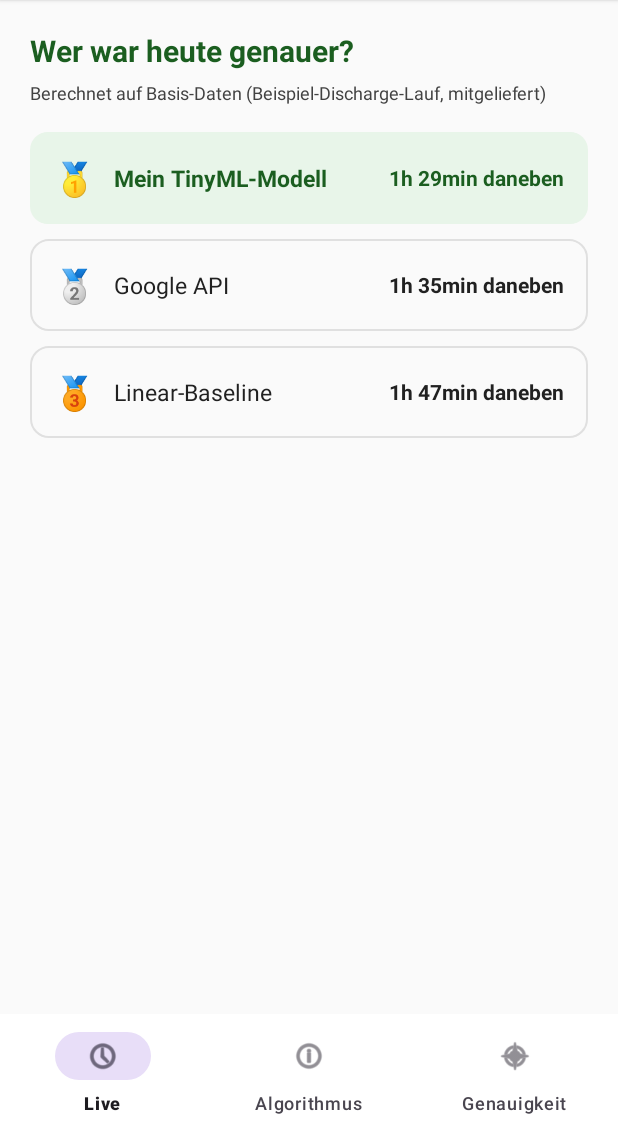
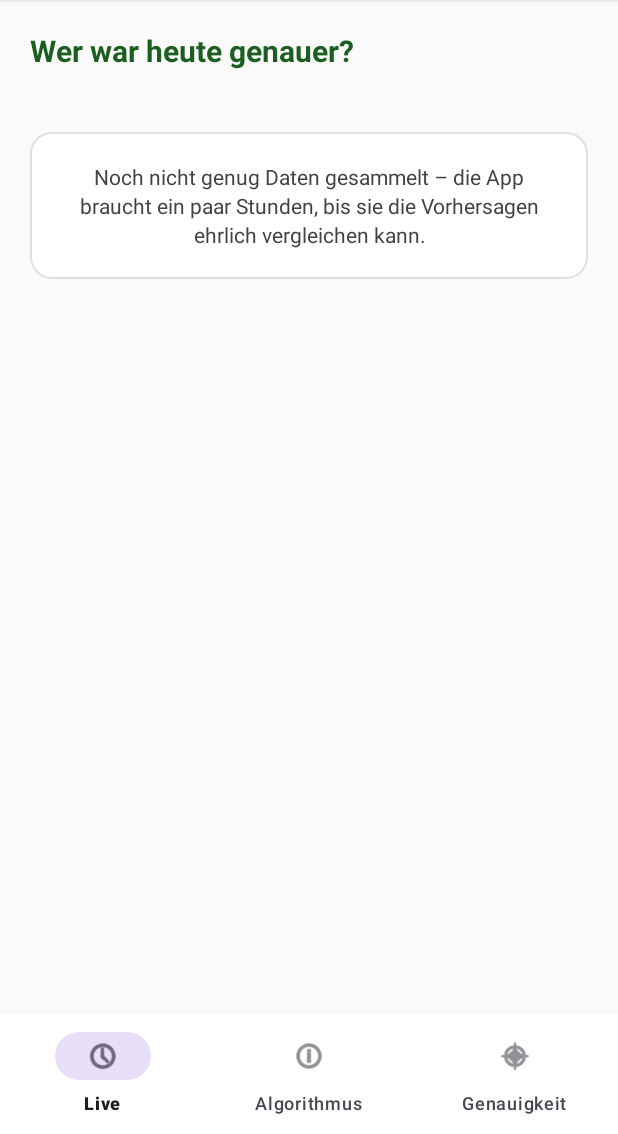
Before and after one commit to Keno-fsdf/HandyUsageRepo, an Android app: the fragment AccuracyFragment placed in its activity, on a phone screen of 412 x 824 dp, the part 102-1236 px from its top. Run offline under Robolectric (Android 15) with nearby library versions, the phone set to English and light mode, and no system bars.

Commit message:
Accuracy tab: hit rate + 10%-threshold gate, plus plain doc hints
App-side:
- AccuracyComputer adds per-method hit rate (share of predictions
  within max(actualMin * 0.25, 60min) tolerance).
- If the own-model MAE exceeds 10% of the discharge duration
  (min 60min absolute), the computer returns null so the existing
  "Noch nicht genug Daten gesammelt" empty-state shows instead
  of a weak ranking with ugly ">10h daneben" cap rows.
- AccuracyFragment shows the hit rate as the main number per row,
  no second-line MAE clutter. Sort and winner now driven by hit
  rate (tie-break: lower MAE).
- Subtitle slimmed to discharge duration only.

Doc-side (plain meta hint, no metric details):
- 0.5 Zielsetzung: appends "sobald genug Daten gesammelt sind".
- Module table: AccuracyComputer description "MAE" -> "3-Wege-
  Vergleich".
- Bedienungsanleitung accuracy screenshot caption rewritten:
  drops the stale ">10h daneben" wording, adds "Die Anzeige
  erscheint, sobald genug Daten gesammelt wurden."
- Bedienungsanleitung accuracy tab paragraph: appends
  "Erscheint, sobald genug Daten gesammelt wurden."
- Wochenlogbuch W5: "MAE" -> "3-Wege-Vergleich".

Pipeline-side MAE references (training plot, W3 first-training
narrative) are unchanged on purpose: MAE is the training metric,
the app UI just doesn't expose it directly anymore.

Co-Authored-By: Claude <noreply@anthropic.com>

```diff
--- a/android/app/src/main/java/com/batterypredictor/datacollector/AccuracyComputer.kt
+++ b/android/app/src/main/java/com/batterypredictor/datacollector/AccuracyComputer.kt
@@ -26,6 +26,14 @@ object AccuracyComputer {
         val maeOwnMin: Float,
         val maeGoogleMin: Float,
         val maeLinearMin: Float,
+        /**
+         * Trefferquote pro Methode: Anteil Vorhersagen, die innerhalb
+         * der Toleranz max(actualMin * 0.25, 60min) lagen.
+         * Werte zwischen 0 und 1, NaN falls keine Daten.
+         */
+        val hitRateOwn: Float,
+        val hitRateGoogle: Float,
+        val hitRateLinear: Float,
         /** Welche Methode liegt vorn? "own" | "google" | "linear" */
         val winner: String,
         /** Gesamtdauer des bewerteten Discharge-Laufs in Minuten */
@@ -97,23 +105,32 @@ object AccuracyComputer {
 
         // Discharge-Strecke vor endTs sammeln, fuer jeden Punkt mit own != -1
         // den MAE addieren. Linear/Google: nur wenn auch dort != -1.
-        var nOwn = 0; var sOwn = 0f
-        var nLin = 0; var sLin = 0f
-        var nGoo = 0; var sGoo = 0f
+        // Zusaetzlich pro Methode zaehlen, wie viele Vorhersagen innerhalb
+        // der Toleranz max(actualMin * 0.25, 60min) lagen -> Trefferquote.
+        var nOwn = 0; var sOwn = 0f; var hOwn = 0
+        var nLin = 0; var sLin = 0f; var hLin = 0
+        var nGoo = 0; var sGoo = 0f; var hGoo = 0
         var firstTs = Long.MAX_VALUE
         for (r in rows) {
             if (r.ts >= endTs || r.charging) continue
             val actualMin = ((endTs - r.ts) / 60_000f)
             if (actualMin < 0f) continue
             if (r.ts < firstTs) firstTs = r.ts
+            val tolerance = kotlin.math.max(actualMin * 0.25f, 60f)
             if (r.ownH >= 0f) {
-                sOwn += kotlin.math.abs(r.ownH * 60f - actualMin); nOwn++
+                val err = kotlin.math.abs(r.ownH * 60f - actualMin)
+                sOwn += err; nOwn++
+                if (err <= tolerance) hOwn++
             }
             if (r.linearH >= 0f) {
-                sLin += kotlin.math.abs(r.linearH * 60f - actualMin); nLin++
+                val err = kotlin.math.abs(r.linearH * 60f - actualMin)
+                sLin += err; nLin++
+                if (err <= tolerance) hLin++
             }
             if (r.systemMin >= 0f) {
-                sGoo += kotlin.math.abs(r.systemMin - actualMin); nGoo++
+                val err = kotlin.math.abs(r.systemMin - actualMin)
+                sGoo += err; nGoo++
+                if (err <= tolerance) hGoo++
             }
         }
         if (nOwn < 3) return null
@@ -122,18 +139,39 @@ object AccuracyComputer {
         val maeLin = if (nLin > 0) sLin / nLin else Float.NaN
         val maeGoo = if (nGoo > 0) sGoo / nGoo else Float.NaN
 
-        val candidates = listOf("own" to maeOwn, "google" to maeGoo, "linear" to maeLin)
-            .filter { !it.second.isNaN() }
-        val winner = candidates.minByOrNull { it.second }?.first ?: "own"
+        // Wenn das eigene Modell deutlich danebenliegt (> 10 % der Discharge-
+        // Strecke, mindestens 60 min), zeigen wir lieber den
+        // "Noch-nicht-genug-Daten"-Empty-State statt schwacher Zahlen.
+        val dischargeMinTmp = if (firstTs < Long.MAX_VALUE)
+            (endTs - firstTs) / 60_000f else 0f
+        val acceptThreshold = kotlin.math.max(dischargeMinTmp * 0.10f, 60f)
+        if (maeOwn > acceptThreshold) return null
 
-        val dischargeMin = if (firstTs < Long.MAX_VALUE)
-            (endTs - firstTs) / 60_000f else 0f
+        val hitOwn = hOwn.toFloat() / nOwn
+        val hitLin = if (nLin > 0) hLin.toFloat() / nLin else Float.NaN
+        val hitGoo = if (nGoo > 0) hGoo.toFloat() / nGoo else Float.NaN
+
+        // Winner = hoechste Trefferquote (Tie-Break: niedrigster MAE).
+        val candidates = listOf(
+            Triple("own", hitOwn, maeOwn),
+            Triple("google", hitGoo, maeGoo),
+            Triple("linear", hitLin, maeLin),
+        ).filter { !it.second.isNaN() }
+        val winner = candidates.maxWithOrNull(
+            compareBy<Triple<String, Float, Float>> { it.second }
+                .thenByDescending { it.third }
+        )?.first ?: "own"
+
+        val dischargeMin = dischargeMinTmp
 
         return Score(
             nPoints = nOwn,
             maeOwnMin = maeOwn,
             maeGoogleMin = maeGoo,
             maeLinearMin = maeLin,
+            hitRateOwn = hitOwn,
+            hitRateGoogle = hitGoo,
+            hitRateLinear = hitLin,
             winner = winner,
             dischargeMin = dischargeMin,
         )
--- a/android/app/src/main/java/com/batterypredictor/datacollector/AccuracyFragment.kt
+++ b/android/app/src/main/java/com/batterypredictor/datacollector/AccuracyFragment.kt
@@ -120,25 +120,20 @@ class AccuracyFragment : Fragment() {
             getString(R.string.acc_basis_caption)
         } else {
             val duration = formatDuration(score.dischargeMin)
-            val base = "Basis: ${score.nPoints} Vorhersage-Punkte über einen $duration-Discharge"
-            if (score.dischargeMin >= 60f * 6f) {
-                "$base. Vorhersage über so lange Zeiträume ist anspruchsvoll."
-            } else {
-                "$base."
-            }
+            "Basis: ${score.nPoints} Vorhersage-Punkte über einen $duration-Discharge."
         }
 
-        applyRow(rowOwn, score.maeOwnMin, score.winner == "own", ctx)
-        applyRow(rowGoogle, score.maeGoogleMin, score.winner == "google", ctx)
-        applyRow(rowLinear, score.maeLinearMin, score.winner == "linear", ctx)
+        applyRow(rowOwn, score.hitRateOwn, score.maeOwnMin, score.winner == "own", ctx)
+        applyRow(rowGoogle, score.hitRateGoogle, score.maeGoogleMin, score.winner == "google", ctx)
+        applyRow(rowLinear, score.hitRateLinear, score.maeLinearMin, score.winner == "linear", ctx)
 
-        // Ranking-Emojis nach MAE sortiert
+        // Ranking-Emojis nach Trefferquote sortiert (hoeher = besser).
         val sortedRows = listOf(
-            Triple(rowOwn, score.maeOwnMin, "own"),
-            Triple(rowGoogle, score.maeGoogleMin, "google"),
-            Triple(rowLinear, score.maeLinearMin, "linear"),
+            Triple(rowOwn, score.hitRateOwn, "own"),
+            Triple(rowGoogle, score.hitRateGoogle, "google"),
+            Triple(rowLinear, score.hitRateLinear, "linear"),
         ).filter { !it.second.isNaN() }
-            .sortedBy { it.second }
+            .sortedByDescending { it.second }
 
         val medals = listOf("🥇", "🥈", "🥉")
         sortedRows.forEachIndexed { i, (row, _, _) ->
@@ -153,13 +148,15 @@ class AccuracyFragment : Fragment() {
     }
 
     private fun applyRow(
-        row: ScoreRow, maeMin: Float, isWinner: Boolean, ctx: android.content.Context
+        row: ScoreRow, hitRate: Float, maeMin: Float, isWinner: Boolean,
+        ctx: android.content.Context,
     ) {
         row.container.background = ContextCompat.getDrawable(
             ctx,
             if (isWinner) R.drawable.bg_winner else R.drawable.bg_runner
         )
-        row.value.text = if (maeMin.isNaN()) "n/v" else formatMaeMin(maeMin)
+        row.value.text = if (hitRate.isNaN()) "n/v"
+        else "${(hitRate * 100f).toInt()} % Treffer"
     }
 
     private fun formatMaeMin(min: Float): String {
```
Also changed, not shown: 2 other files.
